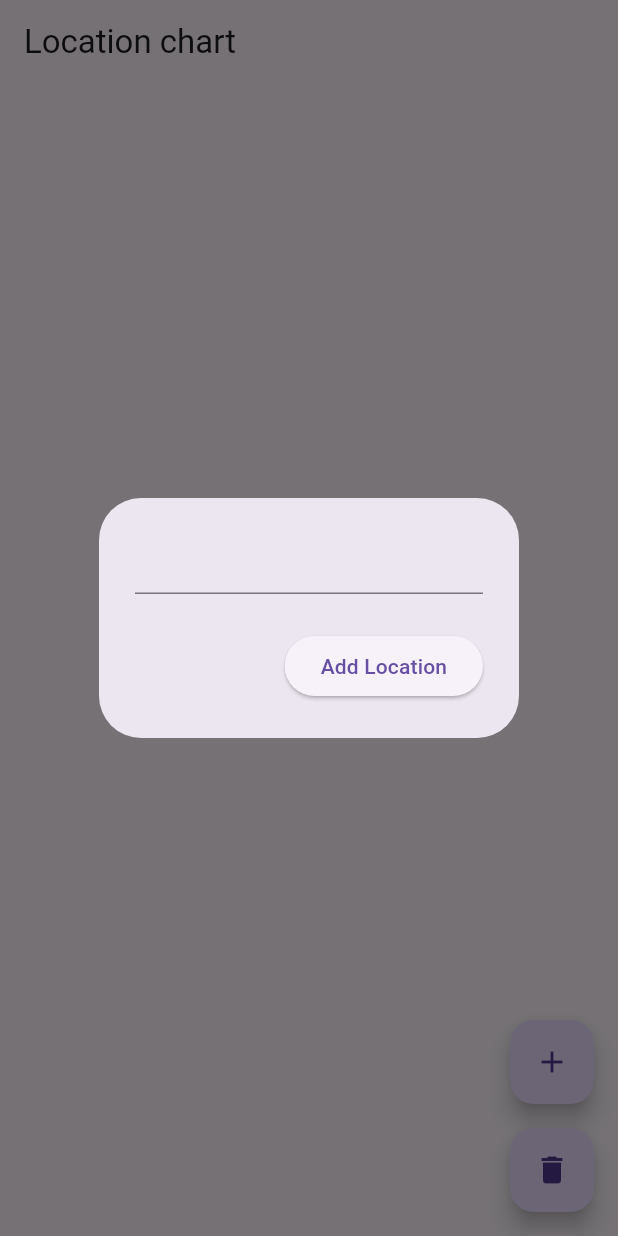
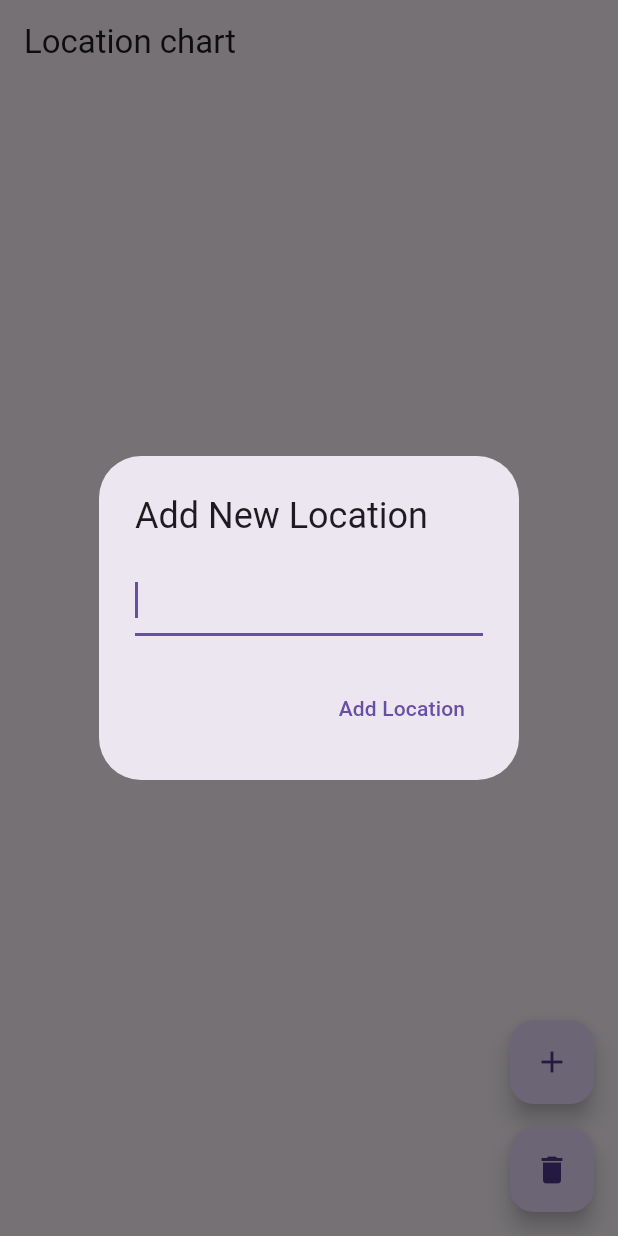
Before and after one commit to AnandAnil/ADDC_software_stack_2025, a Flutter app: the screen it shows after launch, after a tap on the "add" icon, on a phone screen of 412 x 824 dp. Run offline on Flutter 3.47's test engine with Material 3 defaults, Android fonts, the light colour scheme and no system bars; drawn by our look-alikes of dynamic_color; our stand-ins replace cloud_firestore, firebase_core, flutter_map, geolocator, latlong2; accounts and stored records are empty.

Commit message:
beautification to location table

```diff
--- a/Flutter_app/PathPlanner/path_planner/lib/pages/home_page.dart
+++ b/Flutter_app/PathPlanner/path_planner/lib/pages/home_page.dart
@@ -37,14 +37,18 @@ class _HomePageState extends State<HomePage> {
     showDialog(
       context: context,
       builder: (context) => AlertDialog(
+        title: Text(docID == null ? 'Add New Location' : 'Edit Location Name'),
         content: TextField(
+          autofocus: true,
+
           controller: textController,
         ),
         actions: [
-          ElevatedButton(
+          TextButton(
+
             onPressed: () async {
-              Position position = await Geolocator.getCurrentPosition();
               if (docID == null) {
+                Position position = await Geolocator.getCurrentPosition();
                 firestoreService.addNote(
                   textController.text,
                   position.latitude,
--- a/Flutter_app/PathPlanner/path_planner/lib/services/firestore.dart
+++ b/Flutter_app/PathPlanner/path_planner/lib/services/firestore.dart
@@ -17,15 +17,14 @@ class FirestoreService {
 
   Stream<QuerySnapshot> getNoteStream() {
     final notesStream =
-        notes.orderBy('timestamp', descending: true).snapshots();
+        notes.orderBy('timestamp', descending: false).snapshots();
     return notesStream;
   }
 
   Future<void> updateNote(String docID, String newNote) {
     return notes.doc(docID).update(
       {
-        'note': newNote,
-        'timestamp': Timestamp.now(),
+        'note': newNote
       },
     );
   }
```
